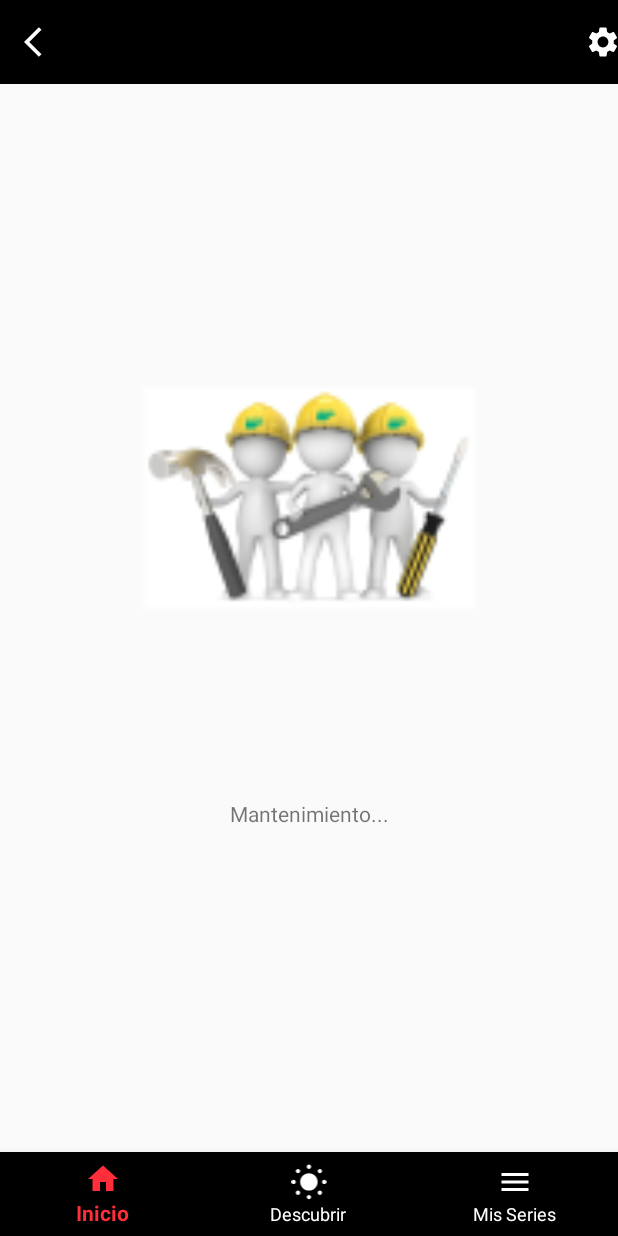
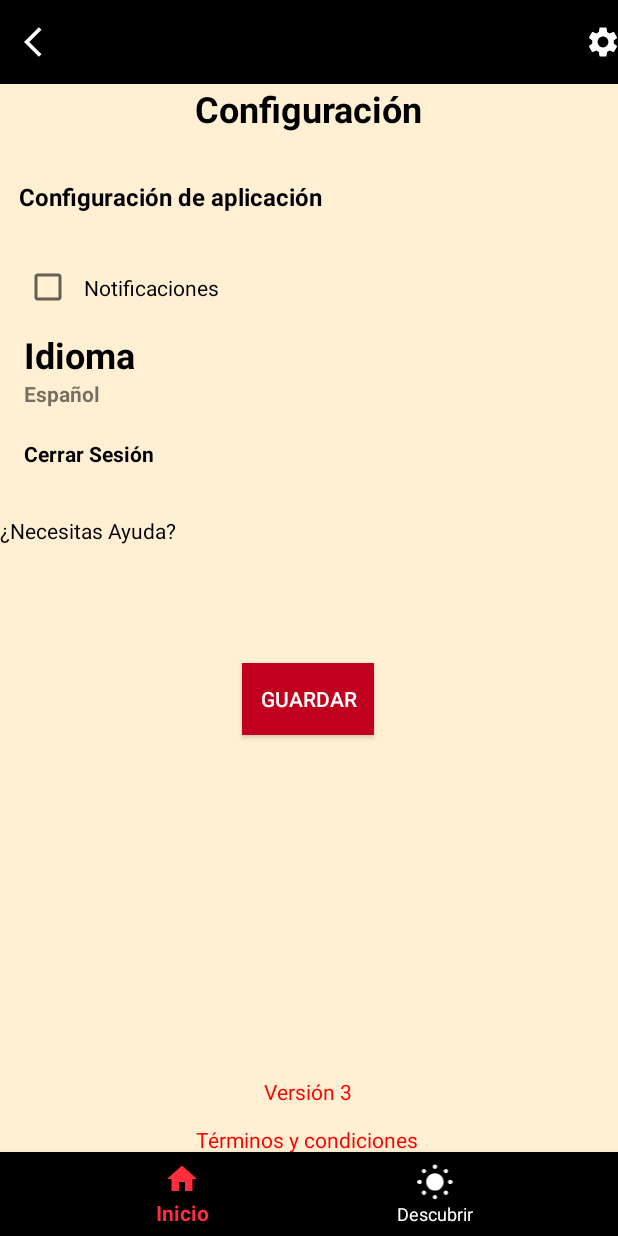
Before and after one commit to PedroDavidDD/NovelHub, an Android app: the fragment MyNovelsFragment placed in its activity, after a tap on "Search", on a phone screen of 412 x 824 dp. Run offline under Robolectric (Android 15) with nearby library versions, the phone set to English and light mode, and no system bars; our stand-ins replace Picasso.

Commit message:
[UPD-Configuracion]

```diff
--- a/app/src/main/java/pe/edu/utp/sm2test/MainActivity.kt
+++ b/app/src/main/java/pe/edu/utp/sm2test/MainActivity.kt
@@ -64,9 +64,9 @@ class MainActivity : AppCompatActivity() {
                 R.id.btnExplorar -> {
                     supportFragmentManager.replaceFragment(R.id.frame_layout,  NewsFragment(), true)
                 }
-                R.id.btnMisSeries -> {
+                /*R.id.btnMisSeries -> {
                     supportFragmentManager.replaceFragment(R.id.frame_layout,  MyNovelsFragment(), true)
-                }
+                }*/
             }
 
         }
@@ -164,7 +164,7 @@ class MainActivity : AppCompatActivity() {
                 true
             }
             R.id.action_settings -> {
-                Toast.makeText(this, "action_settings ${ BookProvider.booksList.size }", Toast.LENGTH_SHORT).show()
+                supportFragmentManager.replaceFragment(R.id.frame_layout,  MyNovelsFragment(), true)
                 true
             }
             R.id.action_account -> {
--- a/app/src/main/res/layout/fragment_my_novels.xml
+++ b/app/src/main/res/layout/fragment_my_novels.xml
@@ -7,32 +7,143 @@
     tools:context=".Fragments.BottomNavigation.MyNovelsFragment">
 
     <!-- TODO: Update blank fragment layout -->
-
+    <ImageView
+        android:id="@+id/ivPortadaLibro"
+        android:layout_width="match_parent"
+        android:layout_height="match_parent"
+        android:scaleType="fitXY"
+        android:src="@color/md_theme_readBook" />
 
     <androidx.constraintlayout.widget.ConstraintLayout
         android:layout_width="match_parent"
         android:layout_height="match_parent">
 
-        <ImageView
-            android:id="@+id/ivPortadaLibro"
-            android:layout_width="362dp"
-            android:layout_height="368dp"
-            android:scaleType="fitXY"
-            android:src="@mipmap/aaa_config"
-            app:layout_constraintBottom_toBottomOf="parent"
+        <TextView
+            android:id="@+id/textViewSubTitle"
+            android:layout_width="wrap_content"
+            android:layout_height="wrap_content"
+            android:layout_marginBottom="16dp"
+            android:text="Configuración"
+            android:textSize="24sp"
+            android:textColor="@color/black"
+            android:textStyle="bold"
             app:layout_constraintEnd_toEndOf="parent"
             app:layout_constraintStart_toStartOf="parent"
-            app:layout_constraintTop_toTopOf="parent"
-            app:layout_constraintVertical_bias="0.268" />
+            app:layout_constraintTop_toTopOf="parent" />
+
+        <TextView
+            android:id="@+id/textViewConfig"
+            android:layout_width="wrap_content"
+            android:layout_height="wrap_content"
+            android:layout_marginTop="64dp"
+            android:text="Configuración de aplicación"
+            android:textSize="16sp"
+            android:textStyle="bold"
+            android:textColor="@color/black"
+            app:layout_constraintEnd_toEndOf="parent"
+            app:layout_constraintHorizontal_bias="0.061"
+            app:layout_constraintStart_toStartOf="parent"
+            app:layout_constraintTop_toTopOf="parent" />
+
+        <CheckBox
+            android:id="@+id/checkBoxNotifications"
+            android:layout_width="wrap_content"
+            android:layout_height="wrap_content"
+            android:layout_marginStart="16dp"
+            android:layout_marginTop="32dp"
+            android:padding="8dp"
+            android:text="Notificaciones"
+            app:layout_constraintStart_toStartOf="parent"
+            app:layout_constraintTop_toBottomOf="@+id/textViewConfig" />
+
+        <TextView
+            android:id="@+id/textViewIdioma"
+            android:layout_width="wrap_content"
+            android:layout_height="wrap_content"
+            android:layout_marginTop="164dp"
+            android:text="Idioma"
+            android:textColor="@color/black"
+            android:textSize="24sp"
+            android:textStyle="bold"
+            app:layout_constraintEnd_toEndOf="parent"
+            app:layout_constraintHorizontal_bias="0.047"
+            app:layout_constraintStart_toStartOf="parent"
+            app:layout_constraintTop_toTopOf="parent" />
+
+        <TextView
+            android:id="@+id/textViewSubIdioma"
+            android:layout_width="wrap_content"
+            android:layout_height="wrap_content"
+            android:text="Español"
+            android:textSize="14sp"
+            android:textStyle="bold"
+            app:layout_constraintEnd_toEndOf="parent"
+            app:layout_constraintHorizontal_bias="0.044"
+            app:layout_constraintStart_toStartOf="parent"
+            app:layout_constraintTop_toBottomOf="@+id/textViewIdioma" />
+
+        <TextView
+            android:id="@+id/textViewCerrarSesión"
+            android:layout_width="wrap_content"
+            android:layout_height="wrap_content"
+            android:layout_marginTop="40dp"
+            android:text="Cerrar Sesión"
+            android:textSize="14sp"
+            android:textStyle="bold"
+            android:textColor="@color/black"
+            app:layout_constraintEnd_toEndOf="parent"
+            app:layout_constraintHorizontal_bias="0.049"
+            app:layout_constraintStart_toStartOf="parent"
+            app:layout_constraintTop_toBottomOf="@+id/textViewIdioma" />
+
+        <Button
+            android:id="@+id/buttonSave"
+            android:layout_width="wrap_content"
+            android:layout_height="wrap_content"
+            android:layout_marginTop="300dp"
+            android:text="Guardar"
+            android:background="@color/seed"
+            android:textColor="@color/white"
+            app:layout_constraintEnd_toEndOf="parent"
+            app:layout_constraintHorizontal_bias="0.498"
+            app:layout_constraintStart_toStartOf="parent"
+            app:layout_constraintTop_toBottomOf="@+id/textViewConfig" />
 
         <TextView
             android:id="@+id/textView"
-            android:layout_width="355dp"
-            android:layout_height="53dp"
-            android:text="Mantenimiento..."
-            android:gravity="center"
-            app:layout_constraintEnd_toEndOf="@+id/ivPortadaLibro"
-            app:layout_constraintStart_toStartOf="@+id/ivPortadaLibro"
-            app:layout_constraintTop_toBottomOf="@+id/ivPortadaLibro" />
+            android:layout_width="wrap_content"
+            android:layout_height="wrap_content"
+            android:layout_marginTop="32dp"
+            android:textColor="@color/black"
+            android:text="¿Necesitas Ayuda?"
+            app:layout_constraintTop_toBottomOf="@+id/textViewCerrarSesión"
+            tools:layout_editor_absoluteX="16dp"
+            tools:ignore="MissingConstraints" />
+
+        <TextView
+            android:id="@+id/tvTerminos"
+            android:layout_width="wrap_content"
+            android:layout_height="wrap_content"
+            android:layout_marginTop="228dp"
+            android:text="Versión 3"
+            android:textColor="#f00"
+            app:layout_constraintEnd_toEndOf="@+id/buttonSave"
+            app:layout_constraintStart_toStartOf="@+id/buttonSave"
+            app:layout_constraintTop_toBottomOf="@+id/buttonSave"
+            tools:ignore="MissingConstraints" />
+
+        <TextView
+            android:id="@+id/tvTerminos2"
+            android:layout_width="wrap_content"
+            android:layout_height="wrap_content"
+            android:layout_marginTop="260dp"
+            android:text="Términos y condiciones"
+            android:textColor="#f00"
+            app:layout_constraintEnd_toEndOf="@+id/buttonSave"
+            app:layout_constraintHorizontal_bias="0.516"
+            app:layout_constraintStart_toStartOf="@+id/buttonSave"
+            app:layout_constraintTop_toBottomOf="@+id/buttonSave"
+            tools:ignore="MissingConstraints" />
+
     </androidx.constraintlayout.widget.ConstraintLayout>
 </FrameLayout>
--- a/app/src/main/res/menu/bottom_nav_menu.xml
+++ b/app/src/main/res/menu/bottom_nav_menu.xml
@@ -15,11 +15,11 @@
         android:icon="@drawable/__icon__sun_"
         android:id="@+id/btnExplorar"
         />
-    <item
-        android:layout_width="wrap_content"
-        android:layout_height="wrap_content"
-        android:title="Mis Series"
-        android:icon="@drawable/baseline_menu_24"
-        android:id="@+id/btnMisSeries"
-        />
+    <!-- <item
+       android:layout_width="wrap_content"
+       android:layout_height="wrap_content"
+       android:title="Mis Series"
+       android:icon="@drawable/baseline_menu_24"
+       android:id="@+id/btnMisSeries"
+       />-->
 </menu>
```
